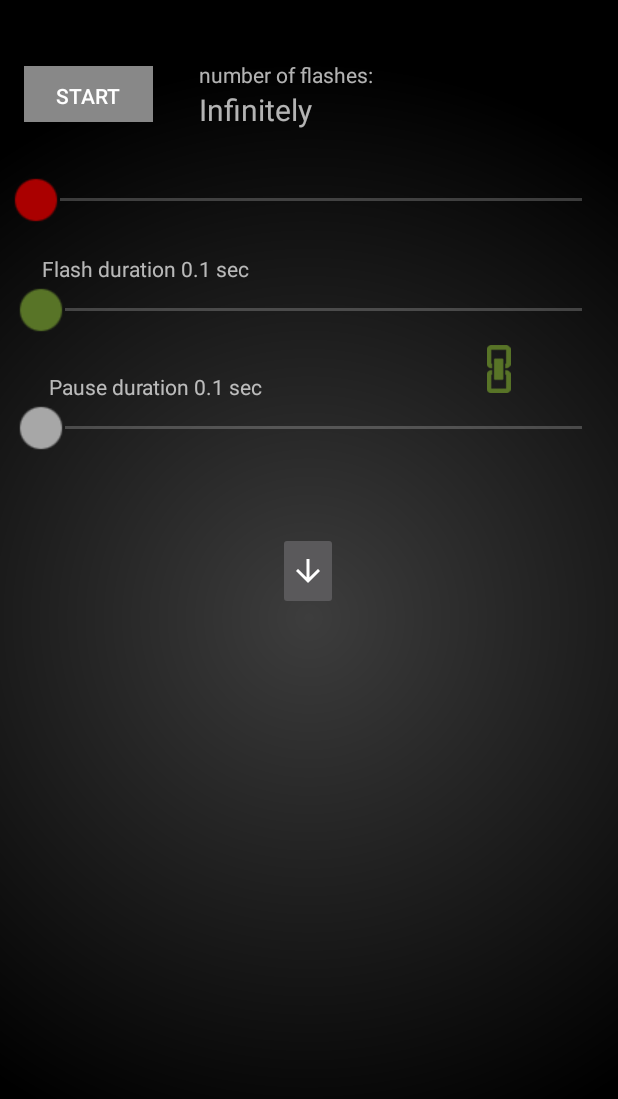
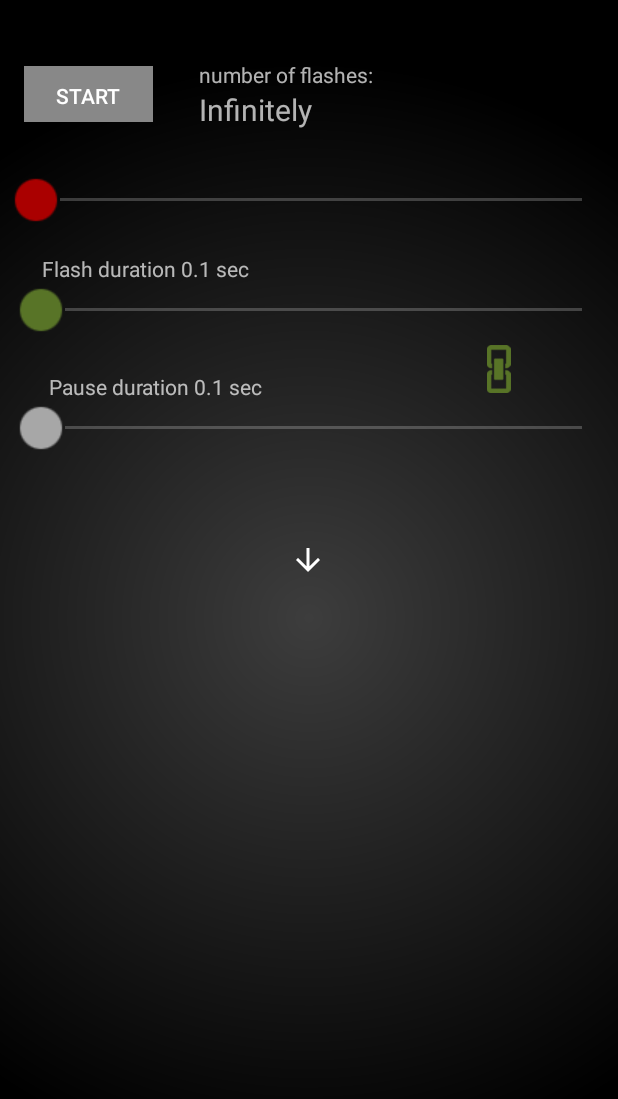
Before and after one commit to Dim02-hyperskill/FlashLight.6.0.1, an Android app: the StroboActivity screen opened directly, with no data from a screen before it, on a phone screen of 412 x 824 dp. Shown: the top 1099 px of the screen. Run offline under Robolectric (Android 15) with nearby library versions, the phone set to English and light mode, and no system bars.

Commit message:
Laptop add Button Arrow

```diff
--- a/app/src/main/java/ru/adminrugraphics/flashlight/StroboActivity.java
+++ b/app/src/main/java/ru/adminrugraphics/flashlight/StroboActivity.java
@@ -152,6 +152,8 @@ public class StroboActivity extends AppCompatActivity {
                     tvQuantity_1.setText(MessageFormat.format("{0}", quantityFlashes_1));
                     tvInfo_1.setText(getString(R.string.number_of_flashes));
                     seekBarQuantity_1.setOnTouchListener((v, event) -> false); // Включает перемещение полунка сикбара
+                        // Изменение цвета стрелки при конце заданного количества вспышек
+                    imBtnArrow.setColorFilter(getColor(R.color.colorKhaki)); // Изменение цвета при конце заданного количества вспышек
                 }
             }
         }, durationPause_1);
--- a/app/src/main/res/layout/activity_main.xml
+++ b/app/src/main/res/layout/activity_main.xml
@@ -134,7 +134,7 @@
         android:id="@+id/tv_bat_tint"
         android:fontFamily="@font/roboto"
         android:layout_width="wrap_content"
-        android:layout_height="19dp"
+        android:layout_height="wrap_content"
         android:layout_marginStart="28dp"
         android:text="@string/battery_charge"
         android:textColor="#ddd"
--- a/app/src/main/res/layout/activity_strobo.xml
+++ b/app/src/main/res/layout/activity_strobo.xml
@@ -132,7 +132,7 @@
 
     <ImageButton
         android:id="@+id/ib_arrow"
-        android:visibility="visible"
+        android:background="#00000000"
         android:onClick="onClickImBtnArrow"
         android:layout_width="wrap_content"
         android:layout_height="wrap_content"
```
